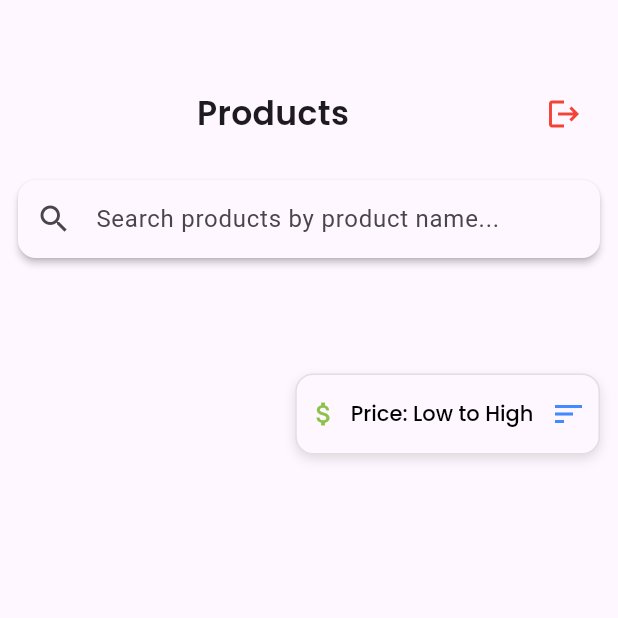
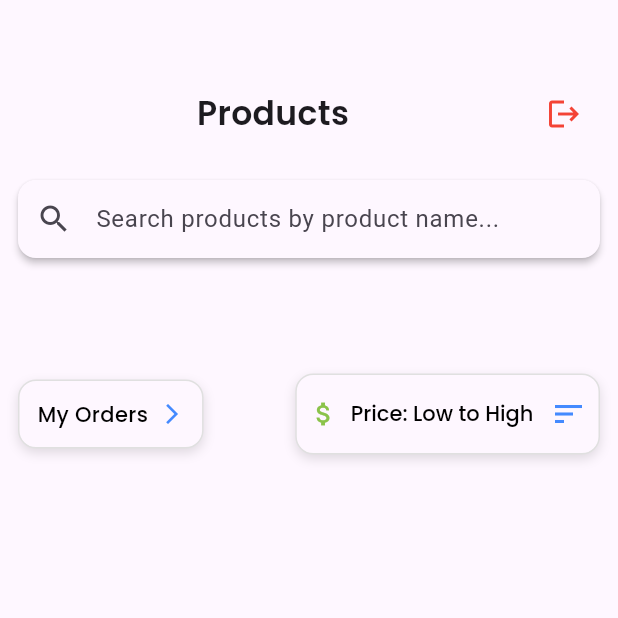
Before and after one commit to Dragorrik/e_commerce_app, a Flutter app: the ProductListView screen opened by its route, on a phone screen of 412 x 824 dp, the top half of it. Run offline on Flutter 3.47's test engine with Material 3 defaults, Android fonts, the phone set to English and light mode, and no system bars; our stand-ins replace cloud_firestore, firebase_auth, firebase_core, get, google_fonts; accounts and stored records are empty; network calls fail.

Commit message:
User orders fetched and shown

```diff
--- a/lib/app/modules/product_list/views/product_list_view.dart
+++ b/lib/app/modules/product_list/views/product_list_view.dart
@@ -1,3 +1,4 @@
+import 'package:e_commerce_app/app/modules/my_orders/my_orders_page.dart';
 import 'package:flutter/material.dart';
 import 'package:get/get.dart';
 import 'package:google_fonts/google_fonts.dart';
@@ -81,10 +82,53 @@ class ProductListView extends GetView<ProductListController> {
                 SizedBox(height: 16),
 
                 // Sorting Dropdown
+                Row(
+                  mainAxisAlignment: MainAxisAlignment.spaceBetween,
+                  children: [
+                    InkWell(
+                      onTap: () {
+                        Get.to(
+                          () => MyOrdersPage(),
+                          transition: Transition.rightToLeft,
+                        );
+                      },
+                      child: Container(
+                        padding: const EdgeInsets.symmetric(
+                            horizontal: 12, vertical: 12),
+                        decoration: BoxDecoration(
+                          color: Color(0XFFFEF7FF),
+                          borderRadius: BorderRadius.circular(12),
+                          border: Border.all(color: Colors.grey.shade300),
+                          boxShadow: [
+                            BoxShadow(
+                              color: Colors.black12,
+                              blurRadius: 6,
+                              offset: const Offset(0, 3),
+                            )
+                          ],
+                        ),
+                        child: Row(
+                          children: [
+                            Text(
+                              'My Orders',
+                              style: GoogleFonts.poppins(
+                                fontWeight: FontWeight.w500,
+                                color: Colors.black,
+                                fontSize: 14,
+                              ),
+                            ),
+                            SizedBox(width: 8),
+                            Icon(
+                              Icons.arrow_forward_ios,
+                              color: Colors.blueAccent,
+                              size: 16,
+                            ),
+                          ],
+                        ),
+                      ),
+                    ),
                     Obx(() {
-                  return Align(
-                    alignment: Alignment.centerRight,
-                    child: Container(
+                      return Container(
                         padding: const EdgeInsets.symmetric(
                             horizontal: 8, vertical: 2),
                         decoration: BoxDecoration(
@@ -102,11 +146,12 @@ class ProductListView extends GetView<ProductListController> {
                         child: DropdownButtonHideUnderline(
                           child: DropdownButton<String>(
                             value: controller.selectedSort.value,
-                          icon:
-                              const Icon(Icons.sort, color: Colors.blueAccent),
+                            icon: const Icon(Icons.sort,
+                                color: Colors.blueAccent),
                             dropdownColor: Color(0XFFFEF7FF),
                             style: GoogleFonts.poppins(
-                              fontWeight: FontWeight.w500, color: Colors.black),
+                                fontWeight: FontWeight.w500,
+                                color: Colors.black),
                             items: [
                               'Price: Low to High',
                               'Price: High to Low',
@@ -140,9 +185,10 @@ class ProductListView extends GetView<ProductListController> {
                             },
                           ),
                         ),
-                    ),
                       );
                     }),
+                  ],
+                ),
               ],
             ),
           ),
--- a/pubspec.yaml
+++ b/pubspec.yaml
@@ -40,6 +40,7 @@ dependencies:
   firebase_core: ^3.13.0
   firebase_auth: ^5.5.2
   cloud_firestore: ^5.6.6
+  intl: ^0.20.2
 
 dev_dependencies:
   flutter_test:
```
Also changed, not shown: lib/app/modules/my_orders/my_orders_page.dart (added, +86 -0 lines), pubspec.lock. Lines whose indentation alone changed are shown as unchanged.
